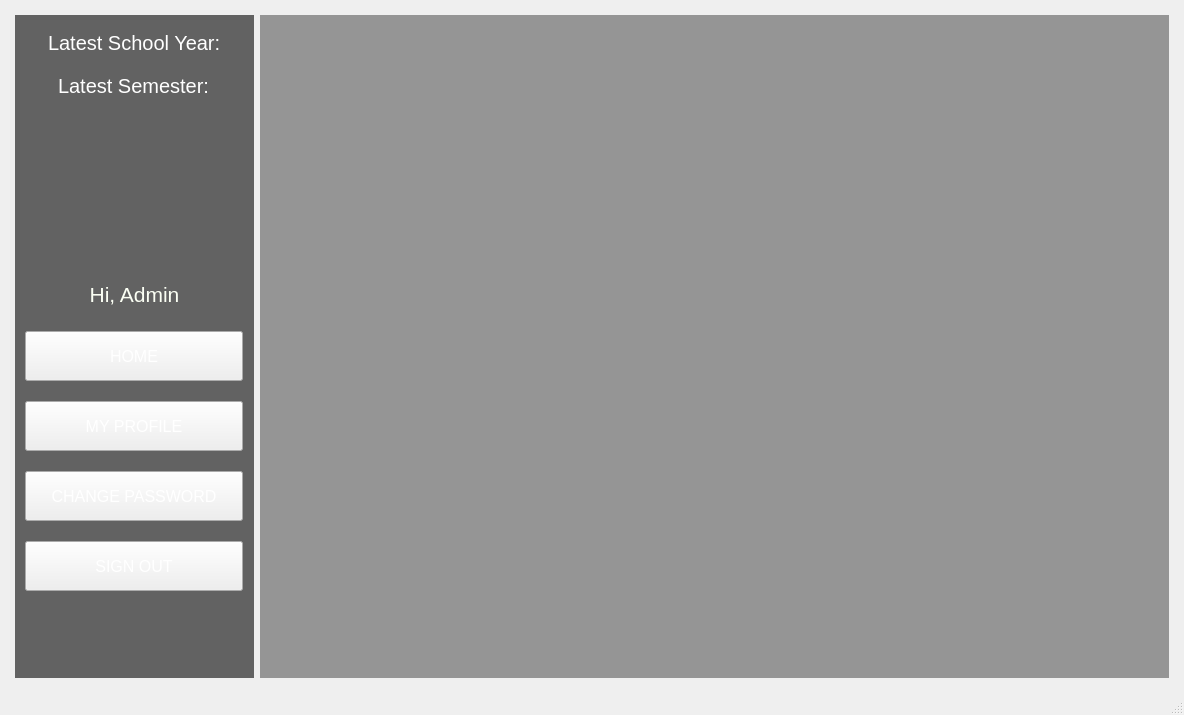
BuhDuy256/Student-Management-GROUP6-KTLT-23CLC03, file StudentManagementSystem/mainwindow.ui: the form before one commit.
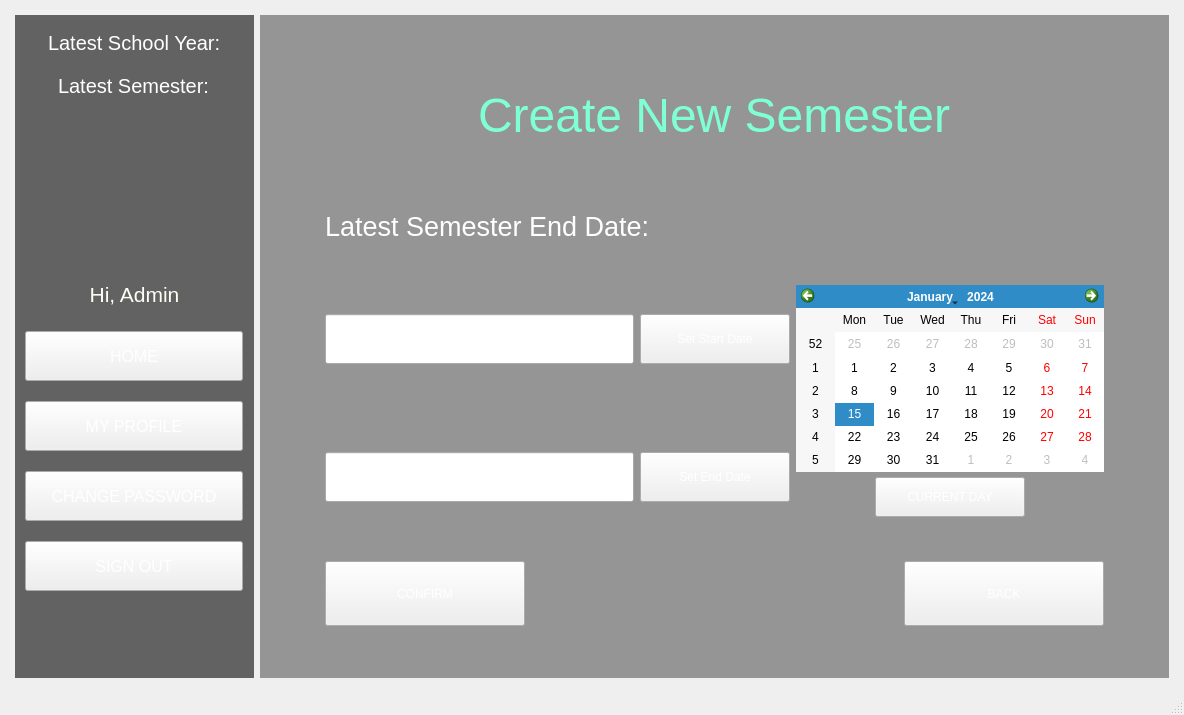
The form after the commit. The open tabs and pages were chosen to show the change. Icons and pictures are not drawn.

Commit message: done add new semester and school year

```diff
--- a/StudentManagementSystem/mainwindow.ui
+++ b/StudentManagementSystem/mainwindow.ui
@@ -2014,6 +2014,9 @@
 #AdCreateSemester{
         background-color: rgba(0, 0, 0, 96);
 }
+#AdClassManagement{
+        background-color: rgba(0, 0, 0, 96);
+}
 
 #lb_welcome_2{
         color:white;
@@ -2675,7 +2678,296 @@
             </item>
            </layout>
           </widget>
-          <widget class="QWidget" name="AdCreateSemester"/>
+          <widget class="QWidget" name="AdCreateSemester">
+           <layout class="QGridLayout" name="gridLayout_10">
+            <property name="leftMargin">
+             <number>65</number>
+            </property>
+            <property name="topMargin">
+             <number>11</number>
+            </property>
+            <property name="rightMargin">
+             <number>65</number>
+            </property>
+            <item row="3" column="1">
+             <widget class="QPushButton" name="button_setStartDate">
+              <property name="minimumSize">
+               <size>
+                <width>150</width>
+                <height>50</height>
+               </size>
+              </property>
+              <property name="text">
+               <string>Set Start Date</string>
+              </property>
+             </widget>
+            </item>
+            <item row="6" column="2" alignment="Qt::AlignRight">
+             <widget class="QPushButton" name="button_back_6">
+              <property name="minimumSize">
+               <size>
+                <width>200</width>
+                <height>65</height>
+               </size>
+              </property>
+              <property name="maximumSize">
+               <size>
+                <width>200</width>
+                <height>65</height>
+               </size>
+              </property>
+              <property name="text">
+               <string>BACK</string>
+              </property>
+             </widget>
+            </item>
+            <item row="4" column="0">
+             <widget class="QLineEdit" name="txt_endDate">
+              <property name="minimumSize">
+               <size>
+                <width>0</width>
+                <height>50</height>
+               </size>
+              </property>
+              <property name="maximumSize">
+               <size>
+                <width>16777215</width>
+                <height>50</height>
+               </size>
+              </property>
+              <property name="font">
+               <font>
+                <pointsize>16</pointsize>
+               </font>
+              </property>
+              <property name="alignment">
+               <set>Qt::AlignCenter</set>
+              </property>
+              <property name="readOnly">
+               <bool>true</bool>
+              </property>
+             </widget>
+            </item>
+            <item row="0" column="0" colspan="3" alignment="Qt::AlignHCenter">
+             <widget class="QLabel" name="lb_createNewSemester">
+              <property name="maximumSize">
+               <size>
+                <width>16777215</width>
+                <height>103</height>
+               </size>
+              </property>
+              <property name="font">
+               <font>
+                <pointsize>36</pointsize>
+               </font>
+              </property>
+              <property name="styleSheet">
+               <string notr="true">color: #7FFFD4;
+</string>
+              </property>
+              <property name="text">
+               <string>Create New Semester</string>
+              </property>
+             </widget>
+            </item>
+            <item row="3" column="2" rowspan="2">
+             <layout class="QVBoxLayout" name="verticalLayout_6">
+              <property name="spacing">
+               <number>5</number>
+              </property>
+              <item>
+               <widget class="QCalendarWidget" name="calendarWidget_2"/>
+              </item>
+              <item alignment="Qt::AlignHCenter">
+               <widget class="QPushButton" name="button_currentDate">
+                <property name="sizePolicy">
+                 <sizepolicy hsizetype="Minimum" vsizetype="Fixed">
+                  <horstretch>0</horstretch>
+                  <verstretch>0</verstretch>
+                 </sizepolicy>
+                </property>
+                <property name="minimumSize">
+                 <size>
+                  <width>150</width>
+                  <height>40</height>
+                 </size>
+                </property>
+                <property name="maximumSize">
+                 <size>
+                  <width>170</width>
+                  <height>16777215</height>
+                 </size>
+                </property>
+                <property name="text">
+                 <string>CURRENT DAY</string>
+                </property>
+               </widget>
+              </item>
+             </layout>
+            </item>
+            <item row="4" column="1">
+             <widget class="QPushButton" name="button_setEndDate">
+              <property name="minimumSize">
+               <size>
+                <width>150</width>
+                <height>50</height>
+               </size>
+              </property>
+              <property name="text">
+               <string>Set End Date</string>
+              </property>
+             </widget>
+            </item>
+            <item row="6" column="0" colspan="2">
+             <widget class="QPushButton" name="button_confirm_3">
+              <property name="minimumSize">
+               <size>
+                <width>200</width>
+                <height>65</height>
+               </size>
+              </property>
+              <property name="maximumSize">
+               <size>
+                <width>200</width>
+                <height>65</height>
+               </size>
+              </property>
+              <property name="text">
+               <string>CONFIRM</string>
+              </property>
+             </widget>
+            </item>
+            <item row="3" column="0">
+             <widget class="QLineEdit" name="txt_startDate">
+              <property name="minimumSize">
+               <size>
+                <width>0</width>
+                <height>50</height>
+               </size>
+              </property>
+              <property name="maximumSize">
+               <size>
+                <width>16777215</width>
+                <height>50</height>
+               </size>
+              </property>
+              <property name="font">
+               <font>
+                <pointsize>16</pointsize>
+               </font>
+              </property>
+              <property name="alignment">
+               <set>Qt::AlignCenter</set>
+              </property>
+              <property name="readOnly">
+               <bool>true</bool>
+              </property>
+             </widget>
+            </item>
+            <item row="2" column="0" colspan="3">
+             <widget class="QLabel" name="lb_latestSED">
+              <property name="maximumSize">
+               <size>
+                <width>16777215</width>
+                <height>30</height>
+               </size>
+              </property>
+              <property name="font">
+               <font>
+                <pointsize>20</pointsize>
+               </font>
+              </property>
+              <property name="styleSheet">
+               <string notr="true">color: white;
+</string>
+              </property>
+              <property name="text">
+               <string>Latest Semester End Date:</string>
+              </property>
+             </widget>
+            </item>
+           </layout>
+          </widget>
+          <widget class="QWidget" name="AdClassManagement">
+           <widget class="QLabel" name="lb_classManage">
+            <property name="geometry">
+             <rect>
+              <x>150</x>
+              <y>30</y>
+              <width>621</width>
+              <height>111</height>
+             </rect>
+            </property>
+            <property name="font">
+             <font>
+              <pointsize>36</pointsize>
+             </font>
+            </property>
+            <property name="styleSheet">
+             <string notr="true">color: #7FFFD4;
+</string>
+            </property>
+            <property name="text">
+             <string>CLASS MANAGEMENT</string>
+            </property>
+           </widget>
+           <widget class="QPushButton" name="pushButton">
+            <property name="geometry">
+             <rect>
+              <x>270</x>
+              <y>490</y>
+              <width>301</width>
+              <height>61</height>
+             </rect>
+            </property>
+            <property name="text">
+             <string>VIEW SCOREBOARD OF CLASS</string>
+            </property>
+           </widget>
+           <widget class="QPushButton" name="pushButton_2">
+            <property name="geometry">
+             <rect>
+              <x>270</x>
+              <y>390</y>
+              <width>301</width>
+              <height>61</height>
+             </rect>
+            </property>
+            <property name="text">
+             <string>ALL CLASSES</string>
+            </property>
+           </widget>
+           <widget class="QPushButton" name="pushButton_3">
+            <property name="geometry">
+             <rect>
+              <x>270</x>
+              <y>290</y>
+              <width>301</width>
+              <height>61</height>
+             </rect>
+            </property>
+            <property name="text">
+             <string>ADD STUDENTS TO CLASS</string>
+            </property>
+           </widget>
+           <widget class="QPushButton" name="pushButton_4">
+            <property name="geometry">
+             <rect>
+              <x>270</x>
+              <y>190</y>
+              <width>301</width>
+              <height>61</height>
+             </rect>
+            </property>
+            <property name="text">
+             <string>CREATED NEW CLASS</string>
+            </property>
+           </widget>
+          </widget>
+          <widget class="QWidget" name="AdAddClass"/>
+          <widget class="QWidget" name="AdAddStudent"/>
+          <widget class="QWidget" name="AdAllClasses"/>
+          <widget class="QWidget" name="AdScoreboard"/>
          </widget>
         </item>
        </layout>
```
Left out of the diff: 6 changed lines with no effect on the pictures. The commit also changes 12 other files.
